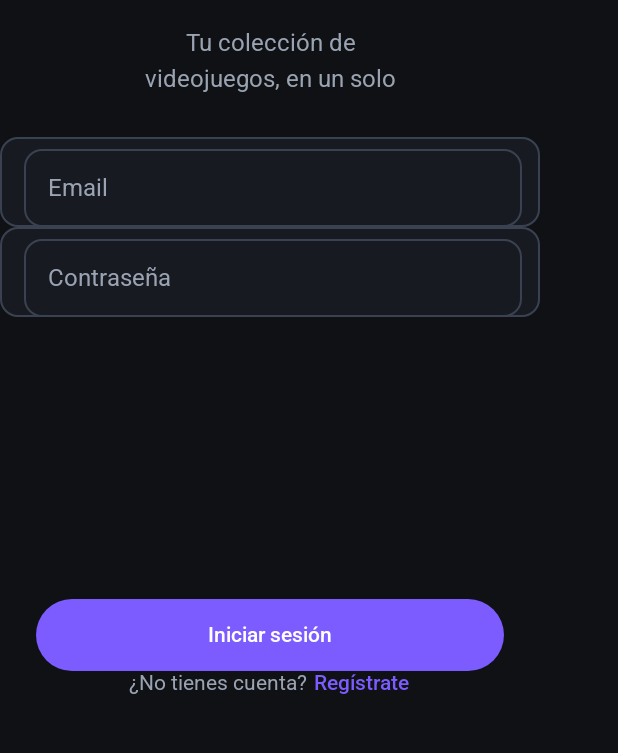
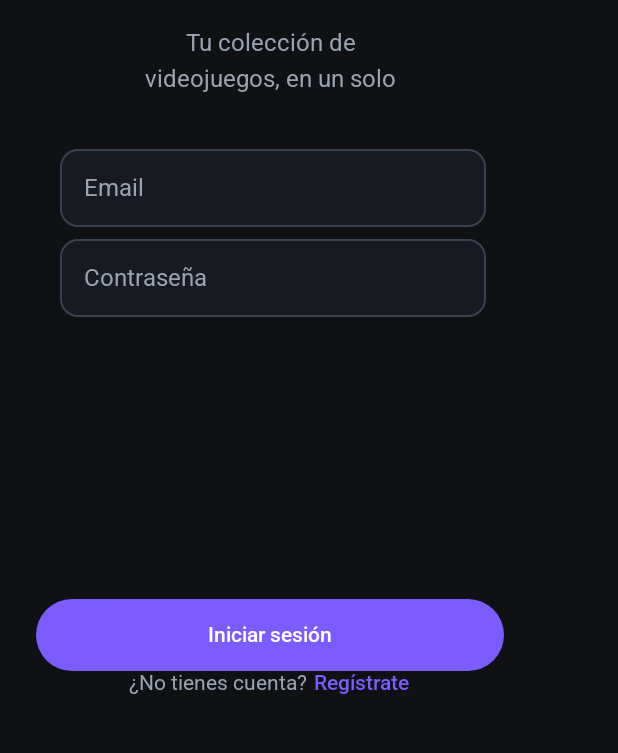
Before and after one commit to HectorMA06/PlayerVault, an Android app built with Jetpack Compose: the composable IniciarSesion shown on its own in the app's theme, on a phone screen of 412 x 824 dp, the part 319-1072 px from its top. Run offline under Robolectric (Android 15) with nearby library versions, the phone set to English and light mode, and no system bars.

Commit message:
fix: textfields centrados

```diff
--- a/android-app/app/src/main/java/com/playervault/app/ui/components/DangerButton.kt
+++ b/android-app/app/src/main/java/com/playervault/app/ui/components/DangerButton.kt
@@ -28,7 +28,7 @@ fun DangerButton(text: String, onClick: () -> Unit,modifier: Modifier = Modifier
     ) {
         Button(
             onClick = onClick,
-            modifier = modifier.height(48.dp),
+            modifier = modifier,
             border = BorderStroke(width = 1.dp ,color = error),
             colors = ButtonDefaults.buttonColors(
                 containerColor = Color.Transparent,
--- a/android-app/app/src/main/java/com/playervault/app/ui/components/PrimaryButton.kt
+++ b/android-app/app/src/main/java/com/playervault/app/ui/components/PrimaryButton.kt
@@ -24,7 +24,7 @@ import com.playervault.app.ui.theme.Variables
 fun PrimaryButton(text: String, onClick: () -> Unit,modifier: Modifier = Modifier) {
     Button(
         onClick = onClick,
-        modifier = modifier.height(48.dp),
+        modifier = modifier,
         colors = ButtonDefaults.buttonColors(
             containerColor = Variables.primary,
             contentColor = Variables.onPrimary
--- a/android-app/app/src/main/java/com/playervault/app/ui/components/SecundaryButton.kt
+++ b/android-app/app/src/main/java/com/playervault/app/ui/components/SecundaryButton.kt
@@ -22,7 +22,7 @@ import com.playervault.app.ui.theme.Variables
 fun SecundaryButton(text: String, onClick: () -> Unit,modifier: Modifier = Modifier) {
     Button(
         onClick = onClick,
-        modifier = modifier.height(48.dp),
+        modifier = modifier,
         border = BorderStroke(width = 1.dp ,color = Variables.outline),
         colors = ButtonDefaults.buttonColors(
             containerColor = Color.Transparent,
--- a/android-app/app/src/main/java/com/playervault/app/ui/screens/IniciarSesionScreen.kt
+++ b/android-app/app/src/main/java/com/playervault/app/ui/screens/IniciarSesionScreen.kt
@@ -128,12 +128,10 @@ fun IniciarSesion(modifier: Modifier = Modifier) {
             valor = texto,
             onValorChange = {texto = it},
             modifier = Modifier
-                .fillMaxWidth()
-                .border(width = 1.dp, color = outline, shape = RoundedCornerShape(size = Variables.shapeMedium))
             .width(312.dp)
             .height(60.dp)
-            .background(color = Variables.surface, shape = RoundedCornerShape(size = Variables.shapeMedium))
             .padding(start = 16.dp, end = 12.dp)
+                .align(Alignment.CenterHorizontally)
         )
         //Contraseña
         CampoTexto(
@@ -141,12 +139,10 @@ fun IniciarSesion(modifier: Modifier = Modifier) {
             valor = password,
             onValorChange = {password = it},
             modifier = Modifier
-                .fillMaxWidth()
-                .border(width = 1.dp, color = Variables.outline, shape = RoundedCornerShape(size = Variables.shapeMedium))
             .width(312.dp)
             .height(60.dp)
-            .background(color = Variables.surface, shape = RoundedCornerShape(size = Variables.shapeMedium))
             .padding(start = 16.dp, end = 12.dp)
+                .align(Alignment.CenterHorizontally)
         )
         Spacer(
             modifier = Modifier
```
